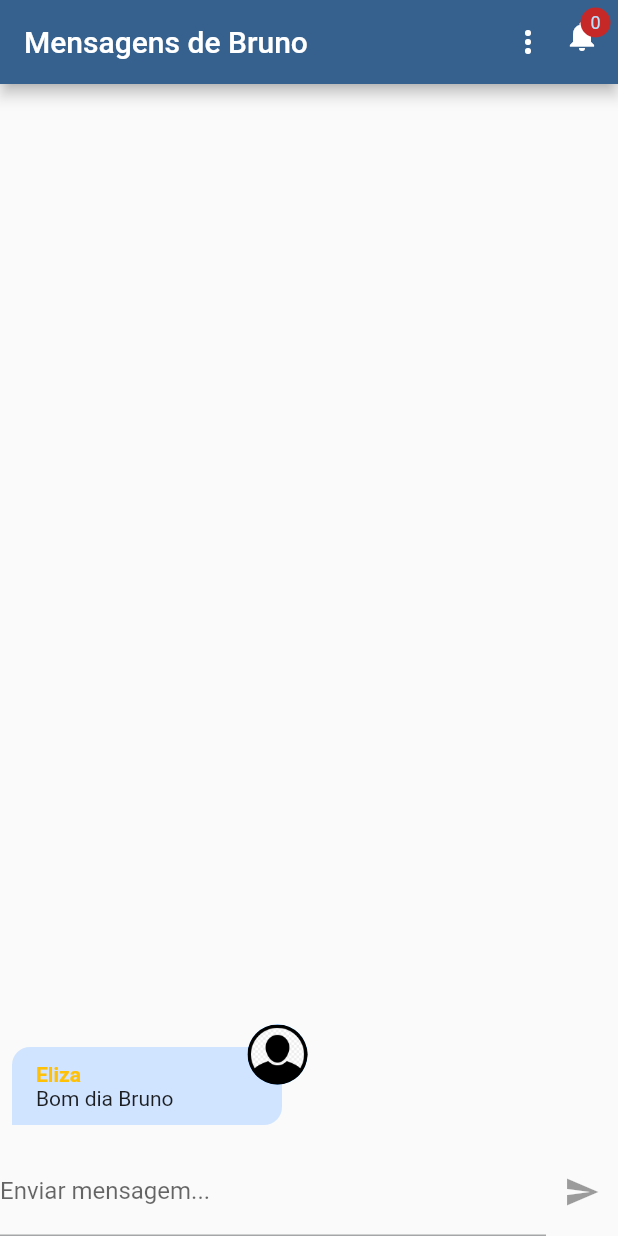
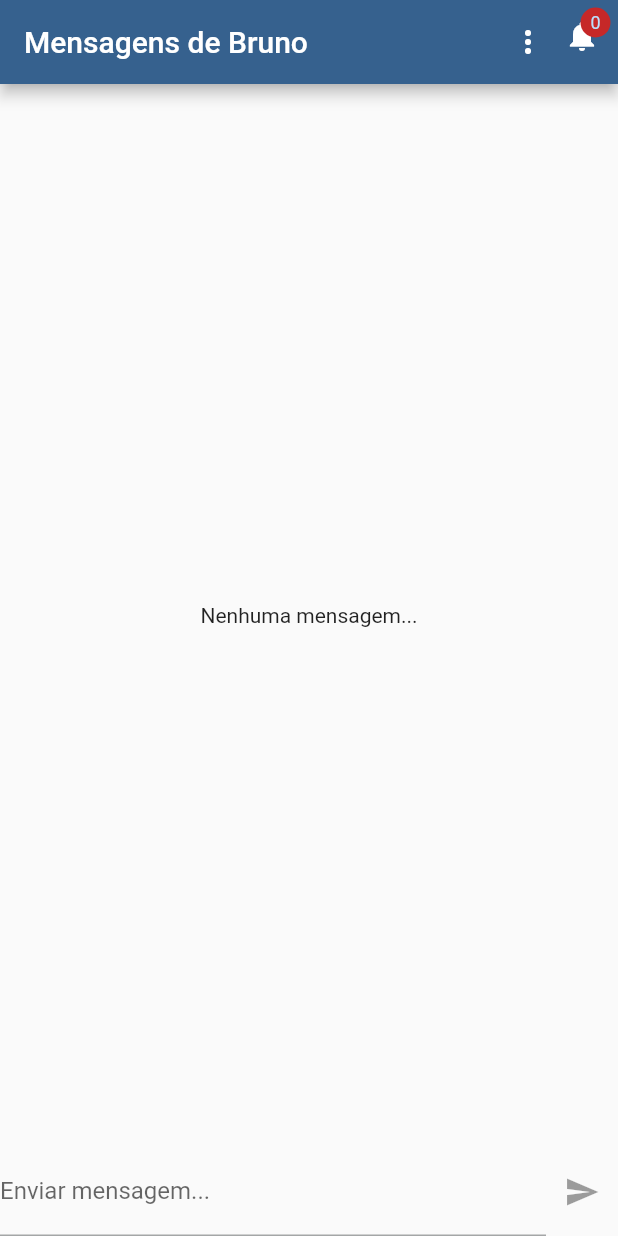
Before and after one commit to BrunoPivoto/chat-flutter, a Flutter app: the screen it shows once a user with an empty profile is signed in, on a phone screen of 412 x 824 dp. Run offline on Flutter 3.47's test engine with Material 2 defaults, Android fonts, the phone set to English and light mode, and no system bars; our stand-ins replace cloud_firestore, firebase_auth, firebase_core, firebase_storage, image_picker; accounts and stored records are empty.

Commit message:
auth service and firestore

```diff
--- a/lib/core/services/chat/chat_mock_service.dart
+++ b/lib/core/services/chat/chat_mock_service.dart
@@ -6,16 +6,7 @@ import 'package:chat/core/models/chat_user.dart';
 import 'package:chat/core/services/chat/chat_service.dart';
 
 class ChatMockService implements ChatService {
-  static final List<ChatMessage> _msgs = [
-    ChatMessage(
-      id: '2',
-      text: 'Bom dia Bruno',
-      createdAt: DateTime.now(),
-      userId: '456',
-      userName: 'Eliza',
-      userImageUrl: 'assets/images/avatar.png',
-    ),
-  ];
+  static final List<ChatMessage> _msgs = [];
   static MultiStreamController<List<ChatMessage>>? _controller;
   static final _msgsStream = Stream<List<ChatMessage>>.multi((controller) {
     _controller = controller;
--- a/lib/pages/auth_page.dart
+++ b/lib/pages/auth_page.dart
@@ -15,6 +15,7 @@ class _AuthPageState extends State<AuthPage> {
 
   void _handleSubmit(AuthFormData formData) async {
     try {
+      // if (!mounted) return;
       setState(() => _isLoading = true);
       if (formData.islogin) {
         //login
@@ -34,7 +35,8 @@ class _AuthPageState extends State<AuthPage> {
     } catch (error) {
       //tratar erro
     } finally {
-      // Timer(Duration(seconds: 3), () {
+      // ignore: control_flow_in_finally
+      // if (!mounted) return;
       setState(() {
         _isLoading = false;
       });
--- a/pubspec.yaml
+++ b/pubspec.yaml
@@ -40,6 +40,7 @@ dependencies:
   cloud_firestore: ^4.8.0
   firebase_core: ^2.13.1
   firebase_auth: ^4.6.2
+  firebase_storage: ^11.2.2
 
 dev_dependencies:
   flutter_test:
```
Also changed, not shown: lib/core/services/auth/auth_firebase_service.dart (+33 -4 lines), pubspec.lock, 2 other files.
